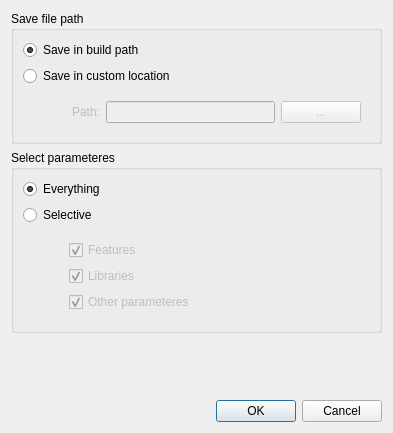
This is ui/saveconfirmdialog.ui in HamedMasafi/confiqt as Qt 5 draws it before an edit. The edited form follows.
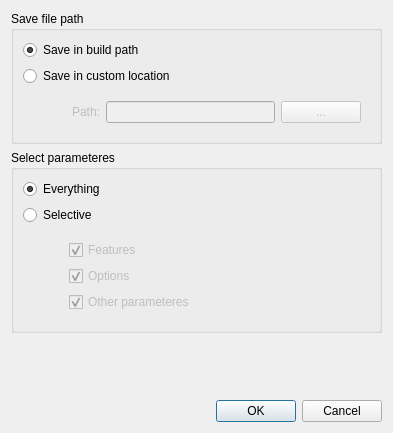
This is the edited form.

Commit message: /libs/options/s

```diff
--- a/ui/saveconfirmdialog.ui
+++ b/ui/saveconfirmdialog.ui
@@ -142,7 +142,7 @@
            <item>
             <widget class="QCheckBox" name="checkBoxLibs">
              <property name="text">
-              <string>Libraries</string>
+              <string>Options</string>
              </property>
              <property name="checked">
               <bool>true</bool>
```
Left out of the diff: 2 changed lines with no effect on the pictures. The commit also changes 10 other files.
